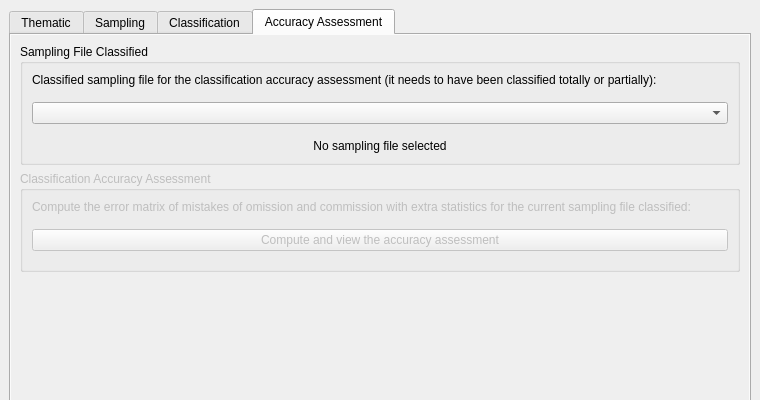
This is ui/acatama_dockwidget.ui in SMByC/AcATaMa as Qt 5 draws it before an edit; both pictures show x 0 to 760 and y 0 to 400 of the 760 by 1255 pixel window. The edited form follows.
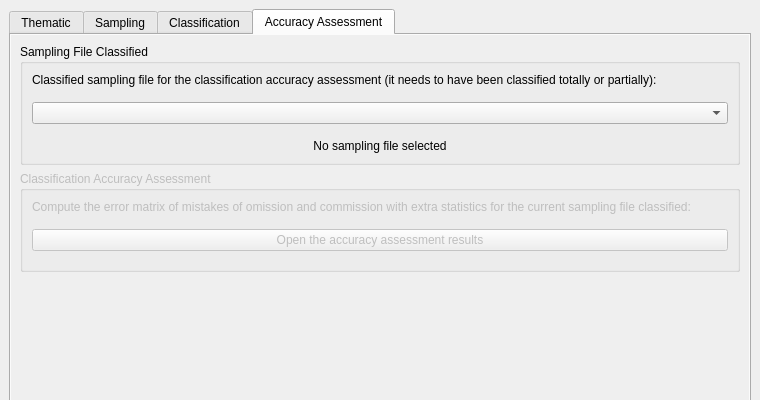
This is the edited form. Custom widgets are drawn as their Qt base class.

Commit message: Added the init code for accuracy assessment results dialog

Diff of the .ui file:
```diff
--- a/ui/acatama_dockwidget.ui
+++ b/ui/acatama_dockwidget.ui
@@ -1406,7 +1406,7 @@
                   <item>
                    <widget class="QPushButton" name="QPBtn_ComputeViewAccurasyAssessment">
                     <property name="text">
-                     <string>Compute and view the accuracy assessment</string>
+                     <string>Open the accuracy assessment results</string>
                     </property>
                    </widget>
                   </item>
```
The commit also changes 2 other files.
